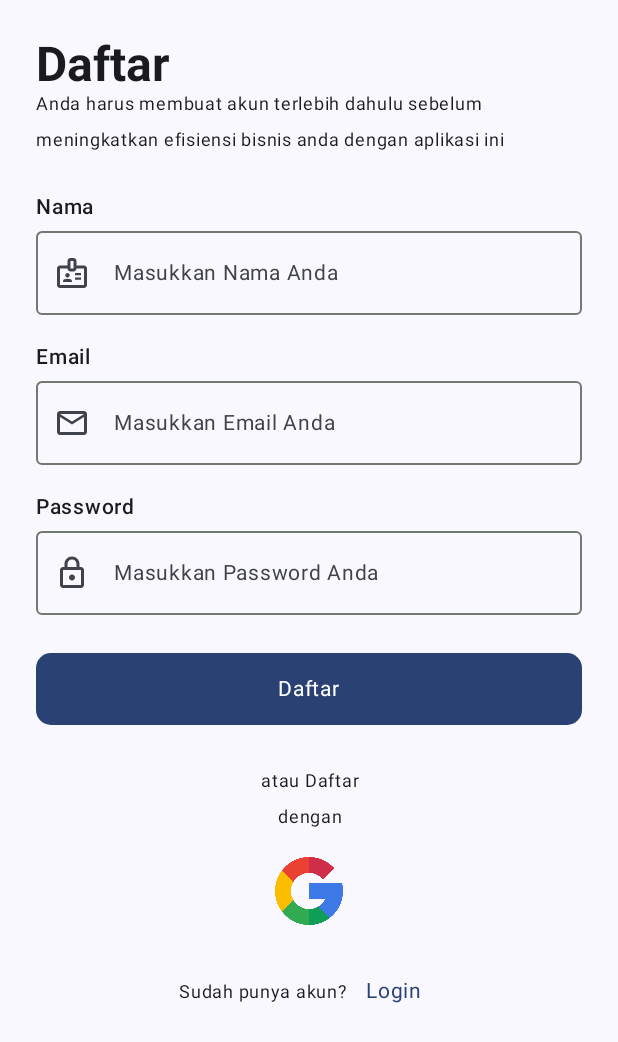
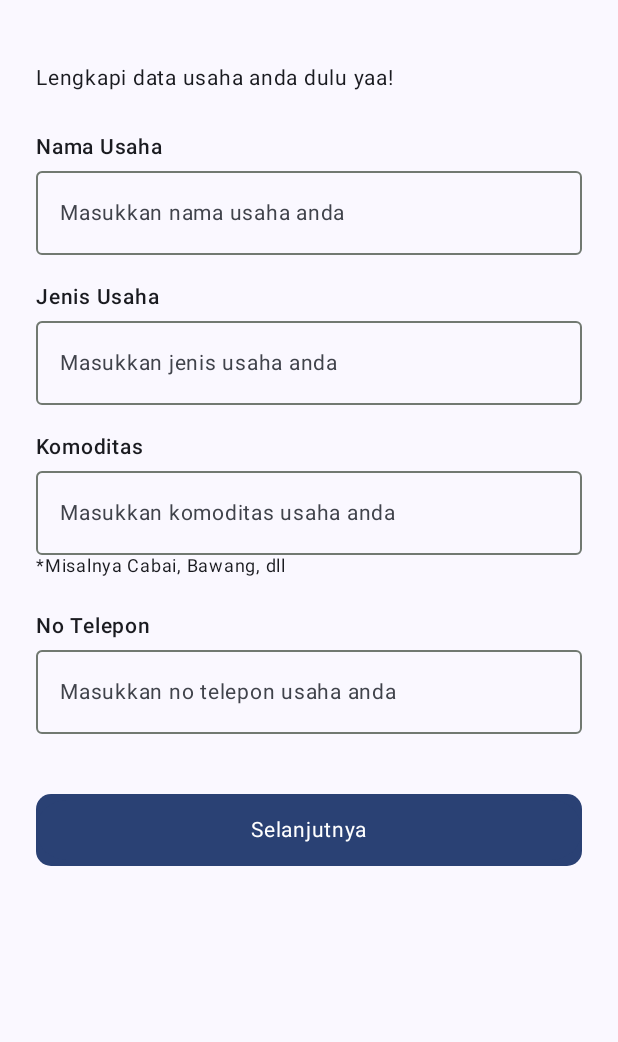
Before and after one commit to beranju/BisnisPlus, an Android app built with Jetpack Compose: the SignUpScreen screen opened through its navigation route, after a tap on "Login", on a phone screen of 412 x 824 dp. Shown: the top 1042 px of the screen. Run offline under Robolectric (Android 15) with nearby library versions, the phone set to English and light mode, and no system bars.

Commit message:
slicing sign data bisnis

```diff
--- /dev/null
+++ b/app/src/main/java/com/beran/bisnisplus/ui/component/CustomDataFormField.kt
@@ -0,0 +1,42 @@
+package com.beran.bisnisplus.ui.component
+
+import androidx.compose.foundation.layout.Column
+import androidx.compose.foundation.layout.Spacer
+import androidx.compose.foundation.layout.fillMaxWidth
+import androidx.compose.foundation.layout.height
+import androidx.compose.material3.MaterialTheme
+import androidx.compose.material3.OutlinedTextField
+import androidx.compose.material3.OutlinedTextFieldDefaults
+import androidx.compose.material3.Text
+import androidx.compose.runtime.Composable
+import androidx.compose.ui.Modifier
+import androidx.compose.ui.unit.dp
+import com.beran.bisnisplus.ui.theme.OutlineColor
+
+@Composable
+fun CustomDataFormField(
+    labelName: String,
+    textHint: String,
+    value: String,
+    onChangeValue: (String) -> Unit,
+) {
+    Column(modifier = Modifier.fillMaxWidth()) {
+        Text(text = labelName, style = MaterialTheme.typography.labelMedium)
+        Spacer(modifier = Modifier.height(8.dp))
+        OutlinedTextField(
+            value = value,
+            onValueChange = onChangeValue,
+            singleLine = true,
+            placeholder = {
+                Text(text = textHint, style = MaterialTheme.typography.bodyMedium)
+            },
+            colors = OutlinedTextFieldDefaults.colors(
+                focusedTextColor = MaterialTheme.colorScheme.onBackground,
+                unfocusedTextColor = MaterialTheme.colorScheme.onBackground,
+                focusedBorderColor = MaterialTheme.colorScheme.primary,
+                unfocusedBorderColor = OutlineColor
+            ),
+            modifier = Modifier.fillMaxWidth()
+        )
+    }
+}
--- a/app/src/main/java/com/beran/bisnisplus/ui/navigation/Screen.kt
+++ b/app/src/main/java/com/beran/bisnisplus/ui/navigation/Screen.kt
@@ -5,5 +5,6 @@ sealed class Screen(val route: String){
     object Splash: Screen("splash")
     object OnBoard: Screen("onBoard")
     object SignUp: Screen("signUp")
+    object SignDataBisnis: Screen("signDataBisnis")
     object SignIn: Screen("signIn")
 }
--- a/app/src/main/java/com/beran/bisnisplus/ui/navigation/SetupNavGraph.kt
+++ b/app/src/main/java/com/beran/bisnisplus/ui/navigation/SetupNavGraph.kt
@@ -8,22 +8,30 @@ import com.beran.bisnisplus.ui.navigation.Screen
 import com.beran.bisnisplus.ui.screen.HomeScreen
 import com.beran.bisnisplus.ui.screen.OnBoardingScreen
 import com.beran.bisnisplus.ui.screen.SplashScreen
+import com.beran.bisnisplus.ui.screen.auth.SignDataBisnis
 import com.beran.bisnisplus.ui.screen.auth.SignUpScreen
 
 @Composable
 fun SetupNavGraph(navController: NavHostController) {
     NavHost(navController = navController, startDestination = Screen.Splash.route) {
-        composable(route = Screen.Splash.route){
+        composable(route = Screen.Splash.route) {
             SplashScreen(navController)
         }
-        composable(route = Screen.Home.route){
+        composable(route = Screen.Home.route) {
             HomeScreen()
         }
-        composable(route = Screen.OnBoard.route){
+        composable(route = Screen.OnBoard.route) {
             OnBoardingScreen(navController = navController)
         }
-        composable(route = Screen.SignUp.route){
-            SignUpScreen()
+        composable(route = Screen.SignUp.route) {
+            SignUpScreen(
+                navigateToSignDataBisnis = {
+                    navController.navigate(Screen.SignDataBisnis.route)
+                }
+            )
+        }
+        composable(route = Screen.SignDataBisnis.route){
+            SignDataBisnis()
         }
 
     }
--- /dev/null
+++ b/app/src/main/java/com/beran/bisnisplus/ui/screen/auth/SignDataBisnis.kt
@@ -0,0 +1,115 @@
+package com.beran.bisnisplus.ui.screen.auth
+
+import androidx.compose.foundation.background
+import androidx.compose.foundation.layout.Box
+import androidx.compose.foundation.layout.Column
+import androidx.compose.foundation.layout.Spacer
+import androidx.compose.foundation.layout.fillMaxSize
+import androidx.compose.foundation.layout.fillMaxWidth
+import androidx.compose.foundation.layout.height
+import androidx.compose.foundation.layout.padding
+import androidx.compose.foundation.shape.RoundedCornerShape
+import androidx.compose.material3.Button
+import androidx.compose.material3.MaterialTheme
+import androidx.compose.material3.Text
+import androidx.compose.runtime.Composable
+import androidx.compose.runtime.getValue
+import androidx.compose.runtime.mutableStateOf
+import androidx.compose.runtime.remember
+import androidx.compose.runtime.setValue
+import androidx.compose.ui.Modifier
+import androidx.compose.ui.draw.clip
+import androidx.compose.ui.tooling.preview.Preview
+import androidx.compose.ui.unit.dp
+import com.beran.bisnisplus.ui.component.CustomDataFormField
+import com.beran.bisnisplus.ui.theme.BisnisPlusTheme
+
+@Composable
+fun SignDataBisnis() {
+    SignDataBisnisContent()
+}
+
+@Composable
+fun SignDataBisnisContent() {
+    var name by remember {
+        mutableStateOf("")
+    }
+    var jenis by remember {
+        mutableStateOf("")
+    }
+    var komoditas by remember {
+        mutableStateOf("")
+    }
+    var nomor by remember {
+        mutableStateOf("")
+    }
+
+    Box(
+        modifier = Modifier
+            .fillMaxSize()
+            .padding(24.dp)
+    ) {
+        Column(modifier = Modifier.fillMaxWidth()) {
+            Spacer(modifier = Modifier.height(20.dp))
+            Text(
+                text = "Lengkapi data usaha anda dulu yaa!",
+                style = MaterialTheme.typography.bodyMedium
+            )
+            Spacer(modifier = Modifier.height(30.dp))
+            CustomDataFormField(
+                labelName = "Nama Usaha",
+                textHint = "Masukkan nama usaha anda",
+                value = name,
+                onChangeValue = { newValue ->
+                    name = newValue
+                }
+            )
+            Spacer(modifier = Modifier.height(20.dp))
+            CustomDataFormField(
+                labelName = "Jenis Usaha",
+                textHint = "Masukkan jenis usaha anda",
+                value = jenis,
+                onChangeValue = { newValue ->
+                    jenis = newValue
+                }
+            )
+            Spacer(modifier = Modifier.height(20.dp))
+            CustomDataFormField(
+                labelName = "Komoditas",
+                textHint = "Masukkan komoditas usaha anda",
+                value = komoditas,
+                onChangeValue = { newValue ->
+                    komoditas = newValue
+                }
+            )
+            Text(text = "*Misalnya Cabai, Bawang, dll", style = MaterialTheme.typography.bodySmall)
+            Spacer(modifier = Modifier.height(25.dp))
+            CustomDataFormField(
+                labelName = "No Telepon",
+                textHint = "Masukkan no telepon usaha anda",
+                value = nomor,
+                onChangeValue = { newValue ->
+                    nomor = newValue
+                }
+            )
+            Spacer(modifier = Modifier.height(40.dp))
+            Button(
+                onClick = {},
+                modifier = Modifier
+                    .fillMaxWidth()
+                    .clip(RoundedCornerShape(10.dp))
+                    .background(MaterialTheme.colorScheme.primary)
+            ) {
+                Text(text = "Selanjutnya", style = MaterialTheme.typography.bodyMedium)
+            }
+        }
+    }
+}
+
+@Preview(showBackground = true)
+@Composable
+fun SignDataBisnisPrev() {
+    BisnisPlusTheme {
+        SignDataBisnis()
+    }
+}
--- a/app/src/main/java/com/beran/bisnisplus/ui/screen/auth/SignUpScreen.kt
+++ b/app/src/main/java/com/beran/bisnisplus/ui/screen/auth/SignUpScreen.kt
@@ -43,7 +43,7 @@ import com.beran.bisnisplus.ui.component.CustomTextField
 import com.beran.bisnisplus.ui.theme.BisnisPlusTheme
 
 @Composable
-fun SignUpScreen() {
+fun SignUpScreen(navigateToSignDataBisnis: () -> Unit) {
 
     var name by remember {
         mutableStateOf("")
@@ -139,7 +139,7 @@ fun SignUpScreen() {
                     text = "Sudah punya akun?",
                     style = MaterialTheme.typography.bodyMedium.copy(fontSize = 12.sp)
                 )
-                TextButton(onClick = { }) {
+                TextButton(onClick = navigateToSignDataBisnis) {
                     Text(
                         text = "Login",
                         style = MaterialTheme.typography.bodyMedium
@@ -155,7 +155,7 @@ fun SignUpScreen() {
 @Composable
 fun SignUpScreenPrev() {
     BisnisPlusTheme {
-        SignUpScreen()
+        SignUpScreen(navigateToSignDataBisnis = {})
     }
 
 }
--- a/app/src/main/java/com/beran/bisnisplus/ui/theme/Type.kt
+++ b/app/src/main/java/com/beran/bisnisplus/ui/theme/Type.kt
@@ -40,6 +40,13 @@ val Typography = Typography(
         lineHeight = 24.sp,
         letterSpacing = 0.5.sp
     ),
+    bodySmall = TextStyle(
+        fontFamily = fontFamily,
+        fontWeight = FontWeight.Normal,
+        fontSize = 12.sp,
+        lineHeight = 24.sp,
+        letterSpacing = 0.5.sp
+    ),
 
     titleLarge = TextStyle(
         fontFamily = fontFamily,
```
